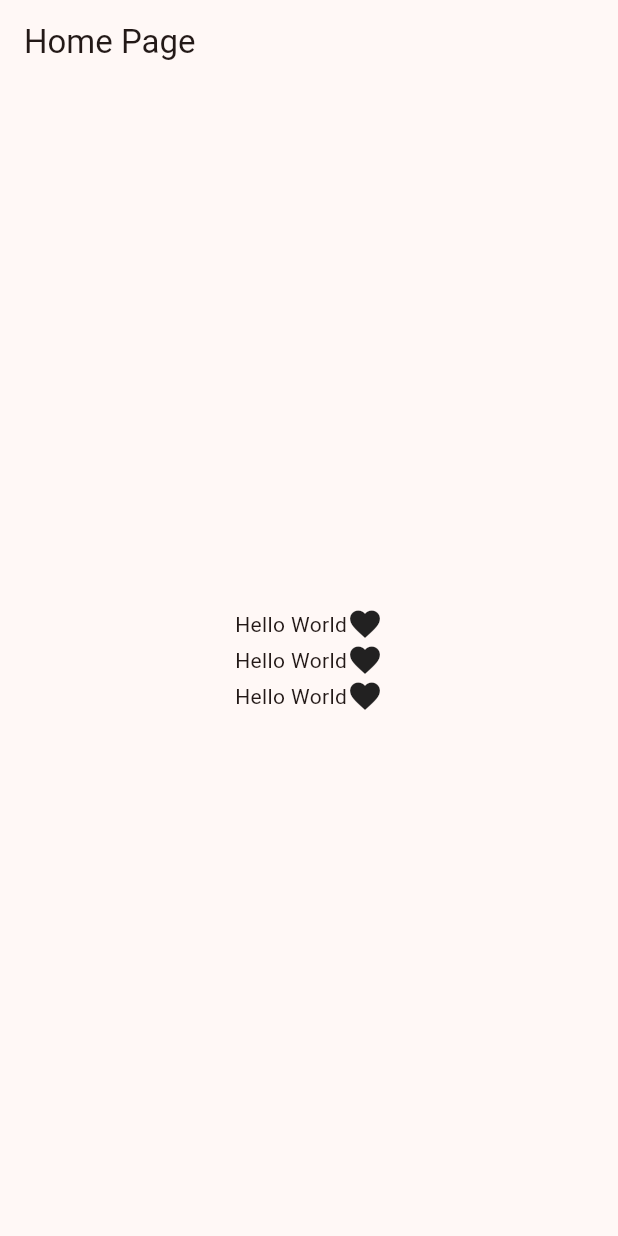
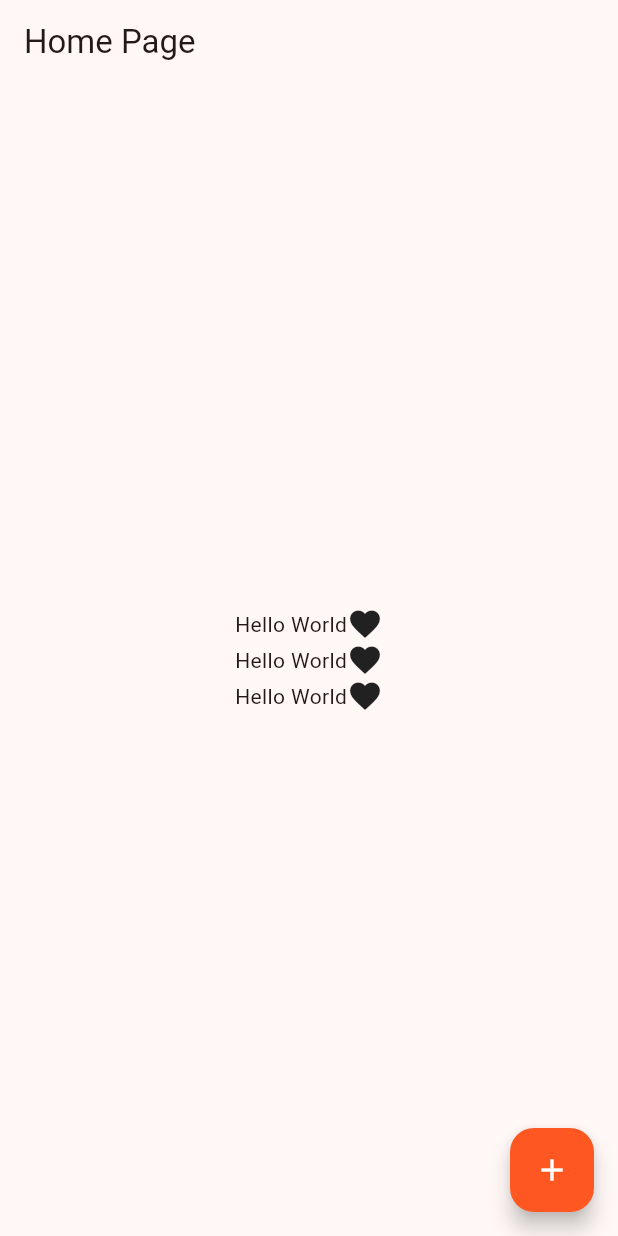
Before and after one commit to PrograMovil-158-24/flutter-scaffold, a Flutter app: the screen it shows after launch, on a phone screen of 412 x 824 dp. Run offline on Flutter 3.47's test engine with Material 3 defaults, Android fonts, the phone set to English and light mode, and no system bars.

Commit message:
add floating button

```diff
--- a/lib/pages/home_page.dart
+++ b/lib/pages/home_page.dart
@@ -32,6 +32,13 @@ class HomePage extends StatelessWidget {
                   Icon(Icons.favorite),
                 ],
               )
-            ]));
+            ]),
+            floatingActionButton: FloatingActionButton(
+              onPressed: (){},
+              child: const Icon(Icons.add),
+              backgroundColor: Colors.deepOrange,
+              foregroundColor: Colors.white,
+            )
+            );
   }
 }
```
